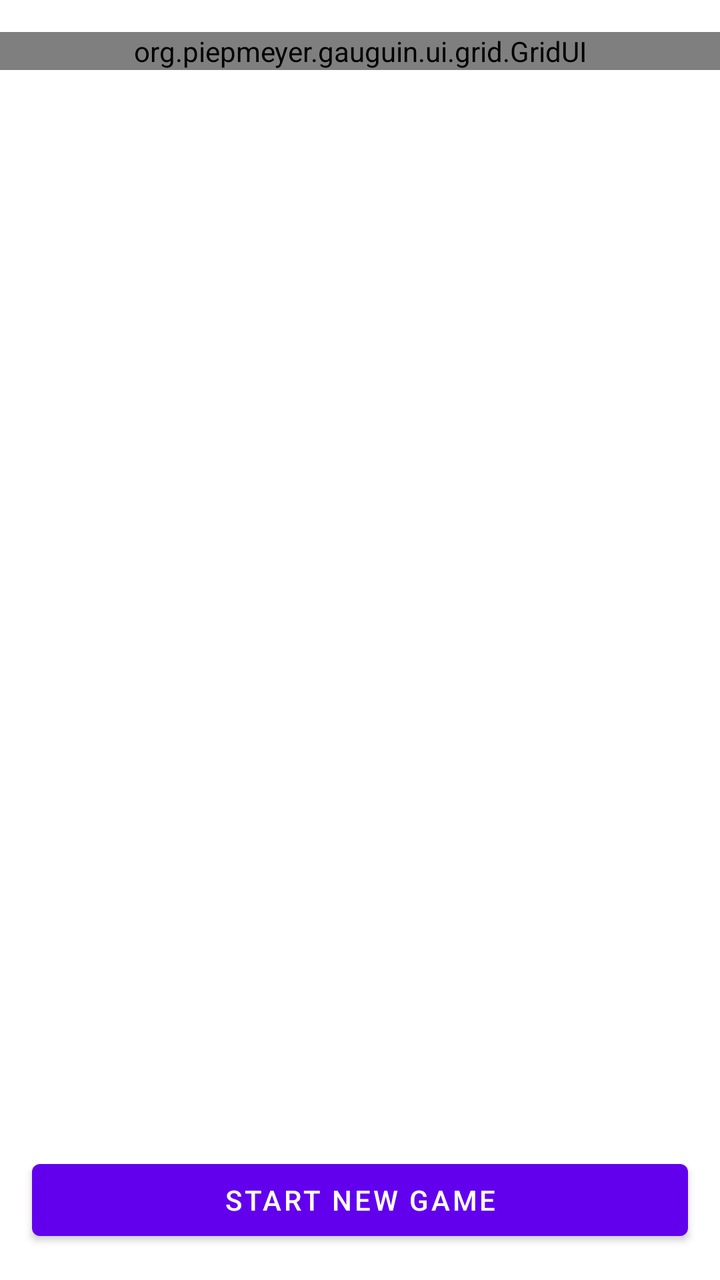
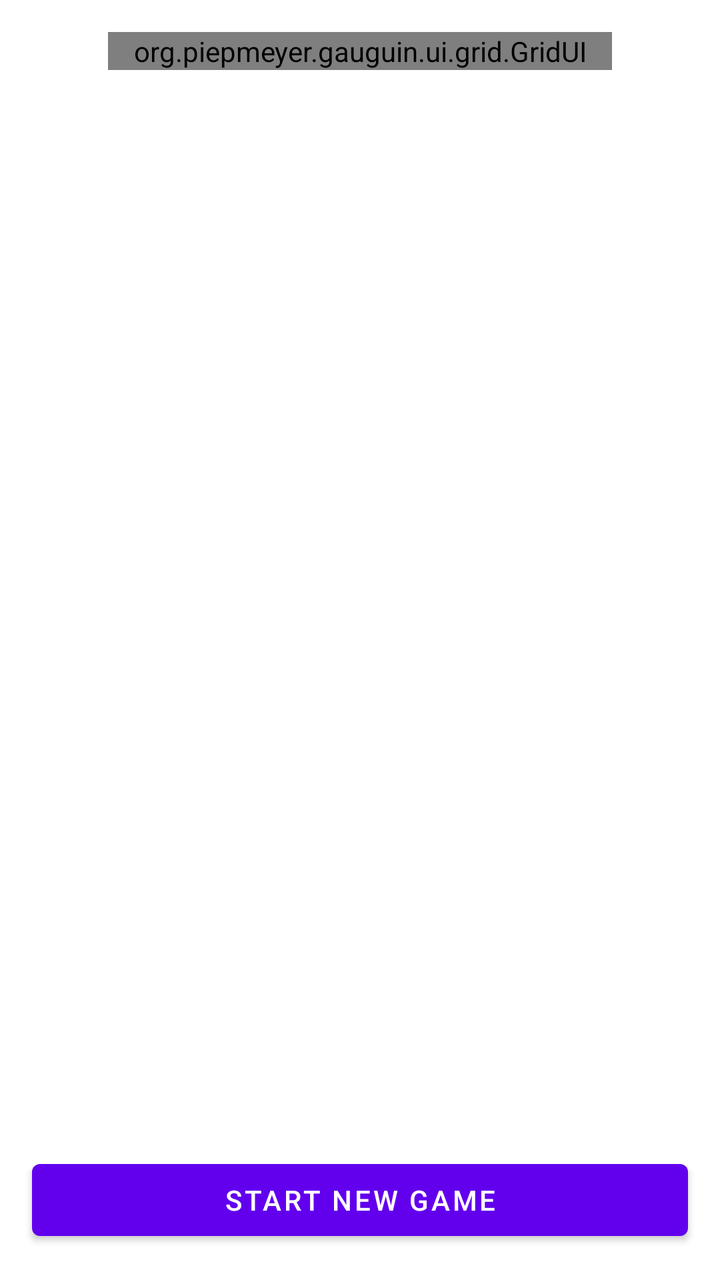

Two renders of the same Android screen: before a commit and after it. Below are the layout's source before the change and the commit's diff.
<!-- AndroidManifest.xml: fallback theme Theme.MaterialComponents.DayNight.NoActionBar -->
<!-- res/layout/activity_newgame.xml -->
<?xml version="1.0" encoding="utf-8"?>
<androidx.constraintlayout.widget.ConstraintLayout
    xmlns:android="http://schemas.android.com/apk/res/android"
    xmlns:tools="http://schemas.android.com/tools"
    xmlns:app="http://schemas.android.com/apk/res-auto"
    android:tag="newGameLayoutDefault"
    android:layout_width="match_parent"
    android:layout_height="match_parent"
    android:fitsSystemWindows="true"
    tools:context=".ui.newgame.NewGameActivity" >

    <org.piepmeyer.gauguin.ui.grid.GridUI
        android:id="@+id/newGridPreview"
        android:transitionName="grid"
        android:layout_width="0dp"
        android:layout_height="wrap_content"
        android:layout_marginTop="16dp"
        android:layout_marginBottom="16dp"
        app:layout_constraintStart_toStartOf="parent"
        app:layout_constraintEnd_toEndOf="parent"
        app:layout_constraintTop_toTopOf="parent"
        app:layout_constraintBottom_toTopOf="@id/newGameOptionsScrollView"
        />

    <ScrollView
        android:id="@+id/newGameOptionsScrollView"
        android:layout_width="match_parent"
        android:layout_height="0dp"
        app:layout_constraintStart_toStartOf="parent"
        app:layout_constraintEnd_toEndOf="parent"
        app:layout_constraintTop_toBottomOf="@id/newGridPreview"
        app:layout_constraintBottom_toTopOf="@id/startnewgame"
        >

        <androidx.constraintlayout.widget.ConstraintLayout
            android:layout_height="wrap_content"
            android:layout_width="match_parent"
            app:layout_constraintStart_toStartOf="parent"
            app:layout_constraintEnd_toEndOf="parent"
            app:layout_constraintTop_toTopOf="parent"
            app:layout_constraintBottom_toBottomOf="parent"
            >

            <FrameLayout
                android:id="@+id/newGameGridShapeOptions"
                android:layout_width="match_parent"
                android:layout_height="wrap_content"
                android:layout_marginStart="16dp"
                android:layout_marginEnd="16dp"
                android:layout_marginBottom="16dp"
                app:layout_constraintStart_toStartOf="parent"
                app:layout_constraintEnd_toEndOf="parent"
                app:layout_constraintTop_toTopOf="parent"
                app:layout_constraintBottom_toTopOf="@id/newGameOptions"
                />

            <FrameLayout
                android:id="@+id/newGameOptions"
                android:layout_width="match_parent"
                android:layout_height="wrap_content"
                android:layout_marginStart="16dp"
                android:layout_marginEnd="16dp"
                app:layout_constraintStart_toStartOf="parent"
                app:layout_constraintEnd_toEndOf="parent"
                app:layout_constraintTop_toBottomOf="@id/newGameGridShapeOptions"
                app:layout_constraintBottom_toBottomOf="parent"
                />

        </androidx.constraintlayout.widget.ConstraintLayout>
    </ScrollView>

    <com.google.android.material.button.MaterialButton
        android:id="@+id/startnewgame"
        android:layout_width="match_parent"
        android:layout_height="wrap_content"
        android:layout_margin="16dp"
        android:text="@string/game_setting_new_game_activity_start_new_game"
        app:layout_constraintStart_toStartOf="parent"
        app:layout_constraintEnd_toEndOf="parent"
        app:layout_constraintTop_toBottomOf="@id/newGameOptionsScrollView"
        app:layout_constraintBottom_toBottomOf="parent" />

</androidx.constraintlayout.widget.ConstraintLayout>
<!-- resources referenced by this layout -->
<resources>
  <string name="game_setting_new_game_activity_start_new_game">Start New Game</string>
</resources>

<!-- the commit's change to res/layout/activity_newgame.xml (unified diff, before → after) -->
@@ -14,6 +14,7 @@
         android:transitionName="grid"
         android:layout_width="0dp"
         android:layout_height="wrap_content"
+        app:layout_constraintWidth_percent="0.7"
         android:layout_marginTop="16dp"
         android:layout_marginBottom="16dp"
         app:layout_constraintStart_toStartOf="parent"
